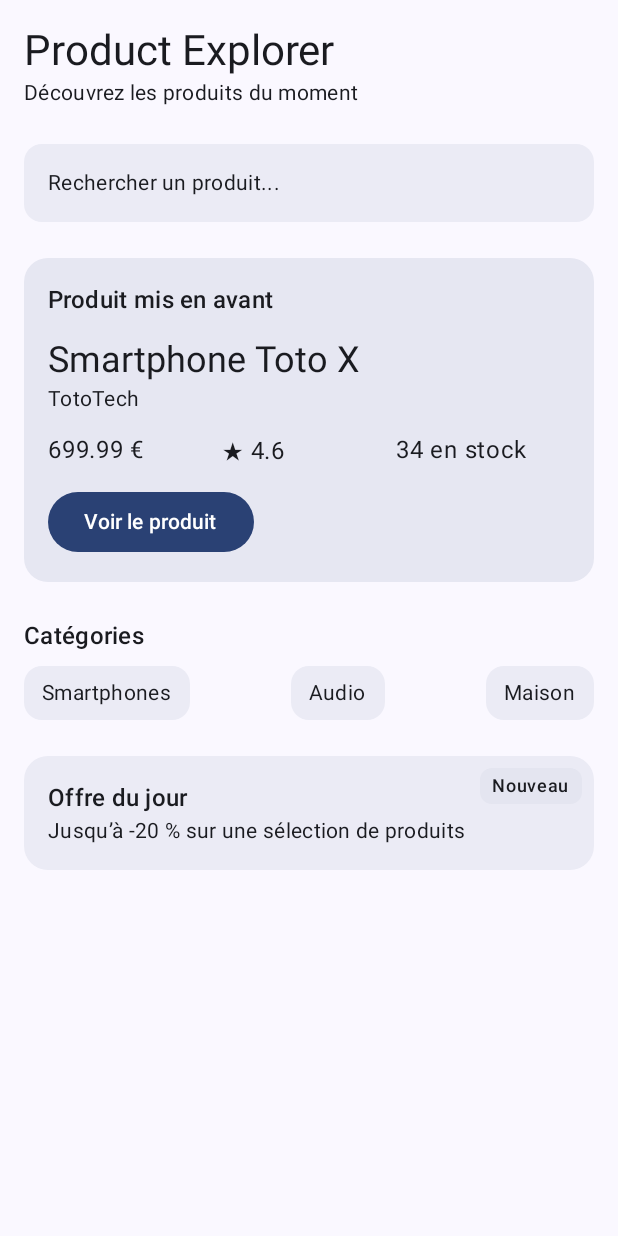
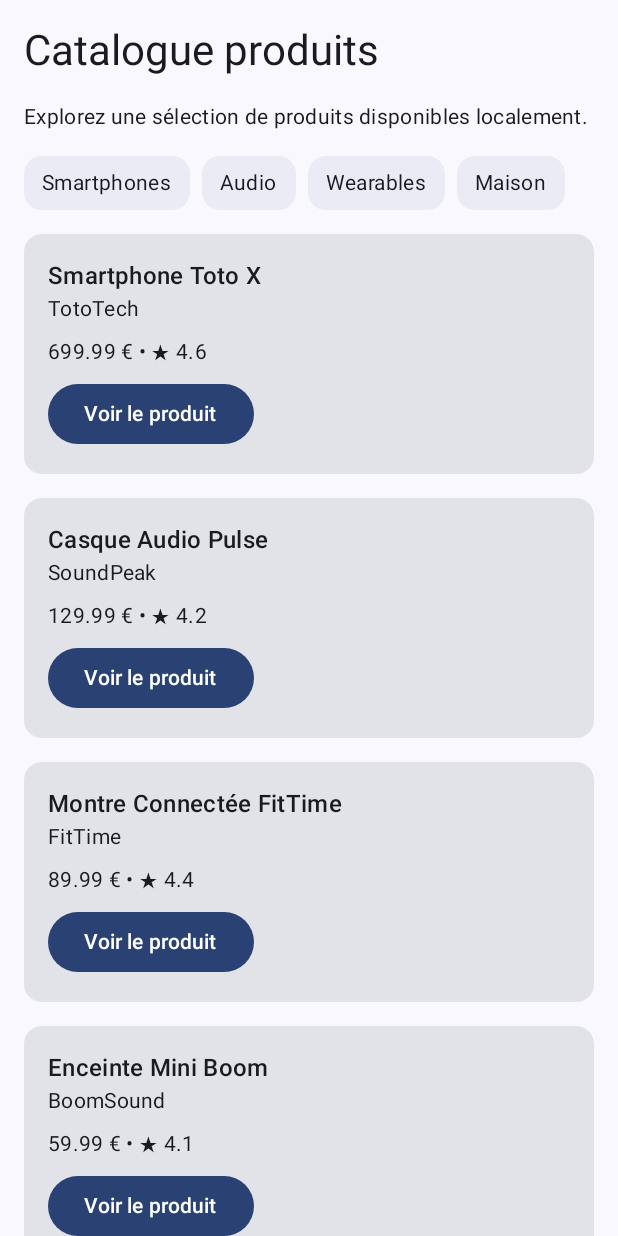
Before and after one commit to oqzak92/ProductExplorer, an Android app built with Jetpack Compose: the screen it shows after launch (MainActivity), on a phone screen of 412 x 824 dp. Run offline under Robolectric (Android 15) with nearby library versions, the phone set to English and light mode, and no system bars.

Commit message:
TP6 - Catalogue de produits (LazyColumn, LazyRow)

```diff
--- a/app/src/main/java/com/example/productexplorer/MainActivity.kt
+++ b/app/src/main/java/com/example/productexplorer/MainActivity.kt
@@ -5,14 +5,19 @@ import androidx.activity.ComponentActivity
 import androidx.activity.compose.setContent
 import androidx.activity.enableEdgeToEdge
 import androidx.compose.foundation.Image
+import androidx.compose.foundation.layout.Arrangement
 import androidx.compose.foundation.layout.Box
 import androidx.compose.foundation.layout.Column
+import androidx.compose.foundation.layout.PaddingValues
 import androidx.compose.foundation.layout.Row
 import androidx.compose.foundation.layout.Spacer
 import androidx.compose.foundation.layout.fillMaxSize
 import androidx.compose.foundation.layout.fillMaxWidth
 import androidx.compose.foundation.layout.height
 import androidx.compose.foundation.layout.padding
+import androidx.compose.foundation.lazy.LazyColumn
+import androidx.compose.foundation.lazy.LazyRow
+import androidx.compose.foundation.lazy.items
 import androidx.compose.material.icons.Icons
 import androidx.compose.material.icons.filled.Star
 import androidx.compose.material3.Button
@@ -38,10 +43,10 @@ class MainActivity : ComponentActivity() {
         setContent {
             ProductExplorerTheme {
                 Scaffold(modifier = Modifier.fillMaxSize()) { innerPadding ->
-                    // TP5 : l'app s'ouvre sur l'accueil (l'écran détail du TP4 existe toujours)
-                    ProductHomeScreen(
-                        featuredProduct = sampleProduct(),
-                        onFeaturedProductClick = {
+                    // TP6 : l'app s'ouvre sur le catalogue (accueil et détail existent toujours)
+                    ProductCatalogScreen(
+                        products = sampleProducts(),
+                        onProductClick = {
                             // Plus tard : ouvrir le détail du produit
                         },
                         modifier = Modifier.padding(innerPadding)
@@ -56,6 +61,7 @@ class MainActivity : ComponentActivity() {
 
 // Les infos d'un produit à afficher (Ui = pour l'interface)
 data class ProductUi(
+    val id: Int, // identifiant unique, sert de clé dans la liste
     val title: String,
     val brand: String,
     val category: String,
@@ -71,6 +77,7 @@ data class ProductUi(
 // Produit d'exemple
 fun sampleProduct(): ProductUi {
     return ProductUi(
+        id = 1,
         title = "Smartphone Toto X",
         brand = "TotoTech",
         category = "Smartphones",
@@ -87,6 +94,7 @@ fun sampleProduct(): ProductUi {
 // Deuxième produit : en rupture de stock (pour la 2e preview)
 fun sampleProductOutOfStock(): ProductUi {
     return ProductUi(
+        id = 2,
         title = "Casque Audio Pulse",
         brand = "SoundPeak",
         category = "Audio",
@@ -99,6 +107,147 @@ fun sampleProductOutOfStock(): ProductUi {
         warrantyInformation = "Garantie constructeur : 1 an",
         shippingInformation = "Produit temporairement indisponible"
     )
+}
+
+// Liste de produits pour le catalogue (TP6)
+fun sampleProducts(): List<ProductUi> {
+    return listOf(
+        sampleProduct(),
+        sampleProductOutOfStock(),
+        ProductUi(
+            id = 3,
+            title = "Montre Connectée FitTime",
+            brand = "FitTime",
+            category = "Wearables",
+            description = "Une montre connectée simple pour suivre l'activité de la journée.",
+            price = 89.99,
+            discountPercentage = 15.0,
+            rating = 4.4,
+            stock = 18,
+            warrantyInformation = "Garantie constructeur : 2 ans",
+            shippingInformation = "Livraison estimée : 2 à 4 jours ouvrés"
+        ),
+        ProductUi(
+            id = 4,
+            title = "Enceinte Mini Boom",
+            brand = "BoomSound",
+            category = "Audio",
+            description = "Une petite enceinte pour écouter de la musique chez soi ou en déplacement.",
+            price = 59.99,
+            discountPercentage = 5.0,
+            rating = 4.1,
+            stock = 52,
+            warrantyInformation = "Garantie constructeur : 1 an",
+            shippingInformation = "Livraison estimée : 3 jours ouvrés"
+        ),
+        ProductUi(
+            id = 5,
+            title = "Lampe Connectée Lumo",
+            brand = "Lumo",
+            category = "Maison",
+            description = "Une lampe qui se règle depuis le téléphone, avec plusieurs ambiances.",
+            price = 39.99,
+            discountPercentage = 0.0,
+            rating = 4.0,
+            stock = 7,
+            warrantyInformation = "Garantie constructeur : 2 ans",
+            shippingInformation = "Livraison estimée : 2 jours ouvrés"
+        )
+    )
+}
+
+fun sampleCategories(): List<String> {
+    return listOf("Smartphones", "Audio", "Wearables", "Maison")
+}
+
+// ---------- TP6 : catalogue de produits ----------
+
+// Tout l'écran est une LazyColumn : seuls les éléments visibles sont composés
+@Composable
+fun ProductCatalogScreen(
+    products: List<ProductUi>,
+    onProductClick: (ProductUi) -> Unit,
+    modifier: Modifier = Modifier
+) {
+    LazyColumn(
+        modifier = modifier.fillMaxSize(),
+        contentPadding = PaddingValues(16.dp),
+        verticalArrangement = Arrangement.spacedBy(16.dp)
+    ) {
+        item {
+            Text(
+                text = "Catalogue produits",
+                style = MaterialTheme.typography.headlineMedium
+            )
+        }
+        item {
+            Text(
+                text = "Explorez une sélection de produits disponibles localement.",
+                style = MaterialTheme.typography.bodyMedium
+            )
+        }
+        item {
+            CategoryRow(categories = sampleCategories())
+        }
+        // un élément par produit, l'id sert de clé stable
+        items(
+            items = products,
+            key = { product -> product.id }
+        ) { product ->
+            ProductListItem(
+                product = product,
+                onClick = {
+                    onProductClick(product)
+                }
+            )
+        }
+    }
+}
+
+// Catégories sur une ligne qui défile horizontalement
+@Composable
+fun CategoryRow(
+    categories: List<String>,
+    modifier: Modifier = Modifier
+) {
+    LazyRow(
+        modifier = modifier,
+        horizontalArrangement = Arrangement.spacedBy(8.dp)
+    ) {
+        items(categories) { category ->
+            CategoryChip(label = category)
+        }
+    }
+}
+
+// Carte réutilisable pour un produit de la liste
+@Composable
+fun ProductListItem(
+    product: ProductUi,
+    onClick: () -> Unit,
+    modifier: Modifier = Modifier
+) {
+    Card(modifier = modifier.fillMaxWidth()) {
+        Column(modifier = Modifier.padding(16.dp)) {
+            Text(
+                text = product.title,
+                style = MaterialTheme.typography.titleMedium
+            )
+            Text(
+                text = product.brand,
+                style = MaterialTheme.typography.bodyMedium
+            )
+            Spacer(modifier = Modifier.height(8.dp))
+            Text(
+                text = "${product.price} € • ★ ${product.rating}",
+                style = MaterialTheme.typography.bodyMedium
+            )
+            Spacer(modifier = Modifier.height(8.dp))
+            Button(onClick = onClick) {
+                Text(text = "Voir le produit")
+            }
+        }
+    }
 }
 
 // ---------- TP4 : écran de détail produit ----------
@@ -531,6 +680,17 @@ fun DailyOfferBox(
 
 @Preview(showBackground = true)
 @Composable
+fun ProductCatalogScreenPreview() {
+    ProductExplorerTheme {
+        ProductCatalogScreen(
+            products = sampleProducts(),
+            onProductClick = {}
+        )
+    }
+}
+
+@Preview(showBackground = true)
+@Composable
 fun ProductHomeScreenPreview() {
     ProductExplorerTheme {
         ProductHomeScreen(
```
